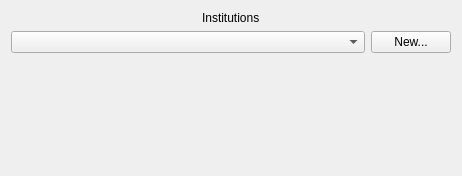
The window that kmymoney/wizards/newloanwizard/loanattributeswizardpage.ui (KDE/kmymoney) describes before a commit, drawn with Qt 5.
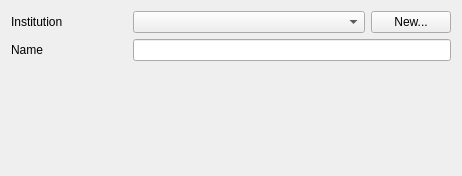
The same window after the commit. Custom widgets are drawn as their Qt base class.

Commit message: Provide feature to modify name of existing loan

```diff
--- a/kmymoney/wizards/newloanwizard/loanattributeswizardpage.ui
+++ b/kmymoney/wizards/newloanwizard/loanattributeswizardpage.ui
@@ -11,10 +11,12 @@
    </rect>
   </property>
   <layout class="QVBoxLayout" name="verticalLayout">
-   <item alignment="Qt::AlignHCenter">
+   <item>
+    <layout class="QGridLayout" name="gridLayout" columnstretch="1,2,0">
+     <item row="0" column="0">
     <widget class="QLabel" name="TextLabel1_3">
      <property name="text">
-      <string>Institutions</string>
+        <string>Institution</string>
      </property>
      <property name="wordWrap">
       <bool>false</bool>
@@ -24,16 +26,14 @@
      </property>
     </widget>
    </item>
-   <item>
-    <layout class="QHBoxLayout" name="horizontalLayout">
-     <item>
+     <item row="0" column="1">
       <widget class="KComboBox" name="m_qcomboboxInstitutions">
        <property name="insertPolicy">
         <enum>QComboBox::InsertAlphabetically</enum>
        </property>
       </widget>
      </item>
-     <item>
+     <item row="0" column="2">
       <widget class="QPushButton" name="m_qbuttonNew">
        <property name="sizePolicy">
         <sizepolicy hsizetype="Fixed" vsizetype="Fixed">
@@ -46,6 +46,16 @@
        </property>
       </widget>
      </item>
+     <item row="1" column="0">
+      <widget class="QLabel" name="label">
+       <property name="text">
+        <string>Name</string>
+       </property>
+      </widget>
+     </item>
+     <item row="1" column="1" colspan="2">
+      <widget class="QLineEdit" name="m_accountNameEdit"/>
+     </item>
     </layout>
    </item>
    <item>
```
Left out of the diff: 13 changed lines with no effect on the pictures. Lines whose indentation alone changed are shown as unchanged. The commit also changes 2 other files.
